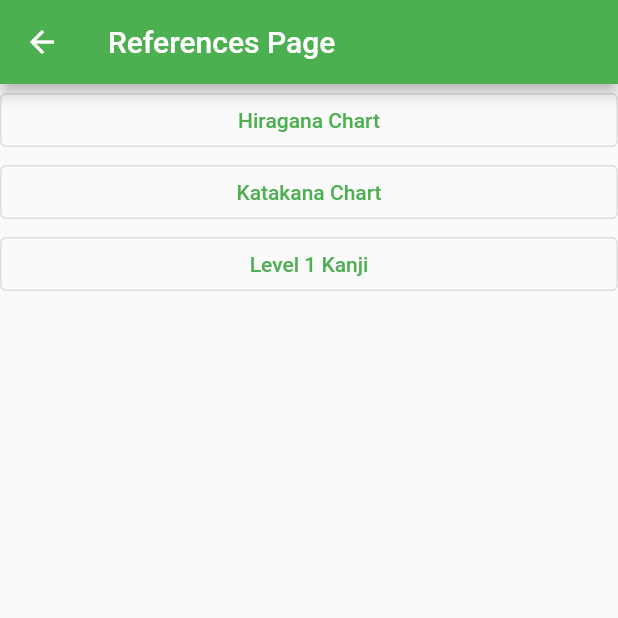
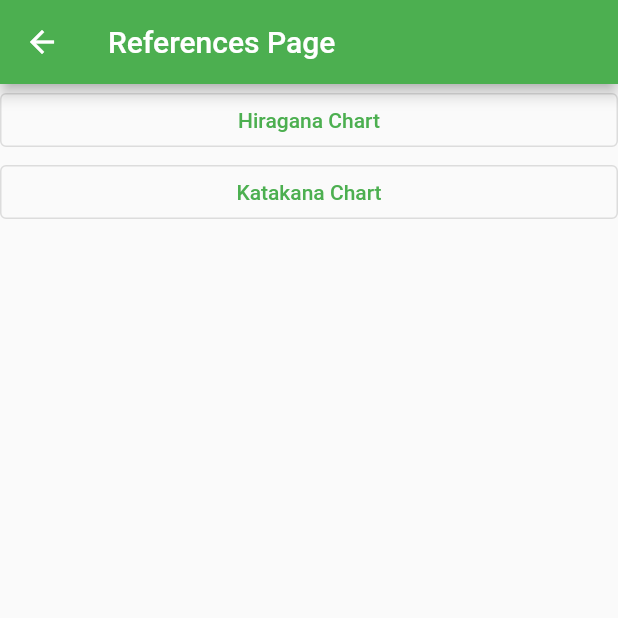
Before and after one commit to MitchellMaliglig/Mobile-App-Project-CS-4750-, a Flutter app: the ReferencesPage screen opened directly, on a phone screen of 412 x 824 dp, the top half of it. Run offline on Flutter 3.47's test engine with Material 2 defaults, Android fonts, the phone set to English and light mode, and no system bars; missing offline and left inert: kana_kit.

Commit message:
kana practice + ref start

```diff
--- a/lib/References_Page.dart
+++ b/lib/References_Page.dart
@@ -1,4 +1,5 @@
 import 'package:flutter/material.dart';
+import 'package:url_launcher/url_launcher.dart';
 
 class ReferencesPage extends StatefulWidget {
   const ReferencesPage({Key? key}) : super(key: key);
@@ -25,9 +26,6 @@ class _ReferencesPageState extends State<ReferencesPage> {
             OutlinedButton(
                 onPressed: (){},
                 child: Text('Katakana Chart')),
-            OutlinedButton(
-                onPressed: (){},
-                child: Text('Level 1 Kanji')),
           ],
         ),
       ),
--- a/lib/activities/kana_practice.dart
+++ b/lib/activities/kana_practice.dart
@@ -62,7 +62,8 @@ class _KanaPracticeState extends State<KanaPractice> {
                             style: TextStyle(
                               fontSize: 20,
                               fontWeight: FontWeight.bold,
-                            ),),
+                            ),
+                          ),
                           value: 2,
                       ),
                     ]
@@ -119,7 +120,7 @@ class _KanaPracticeState extends State<KanaPractice> {
                             showAnswer = !showAnswer;
                             setState((){});
                           },
-                          child: Text('Show Answer')
+                          child: Text((!showAnswer) ? 'Show Answer' : 'Hide Answer')
                       ),
                   ),
                   Container(
--- a/pubspec.yaml
+++ b/pubspec.yaml
@@ -29,6 +29,7 @@ dependencies:
   # Use with the CupertinoIcons class for iOS style icons.
   cupertino_icons: ^1.0.2
   kana_kit: ^2.0.0
+  url_launcher: ^6.0.10
 
 dev_dependencies:
   flutter_test:
```
Also changed, not shown: pubspec.lock.
